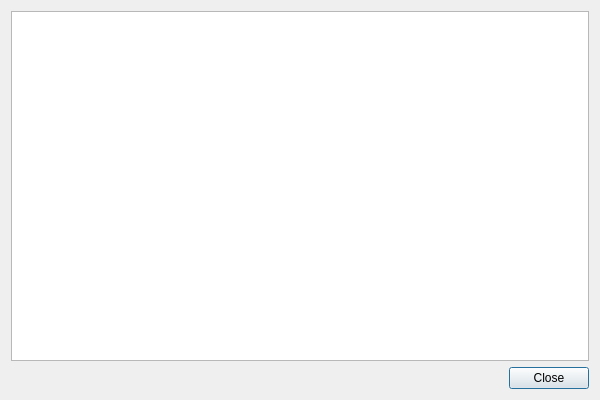
First picture: the form in gui/consolewindow.ui, repository FreesmTeam/FreesmLauncher, before the edit.
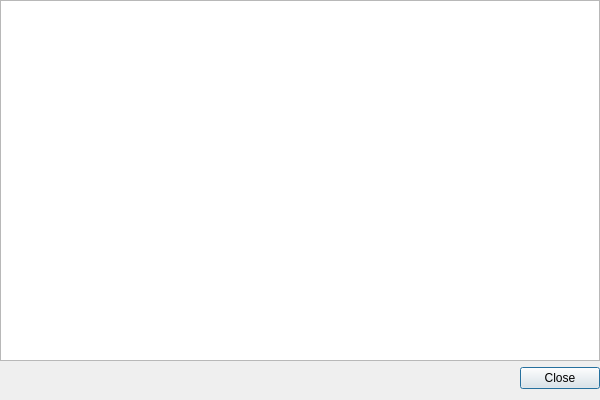
Second picture: the form after the edit.

What changed in the file:
```diff
--- a/gui/consolewindow.ui
+++ b/gui/consolewindow.ui
@@ -14,6 +14,15 @@
    <string>MultiMC Console</string>
   </property>
   <layout class="QVBoxLayout" name="verticalLayout">
+   <property name="leftMargin">
+    <number>0</number>
+   </property>
+   <property name="topMargin">
+    <number>0</number>
+   </property>
+   <property name="rightMargin">
+    <number>0</number>
+   </property>
    <item>
     <widget class="QPlainTextEdit" name="text">
      <property name="font">
```
Left out of the diff: 3 changed lines with no effect on the pictures.
